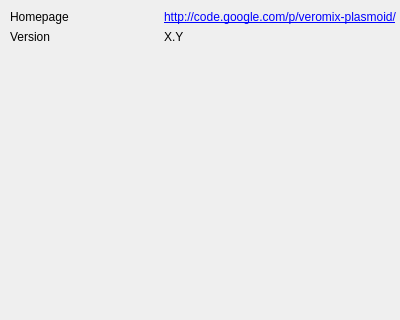
The window that contents/ui/about.ui (LandisTwo/veromix-plasmoid) describes before a commit, drawn with Qt 5.
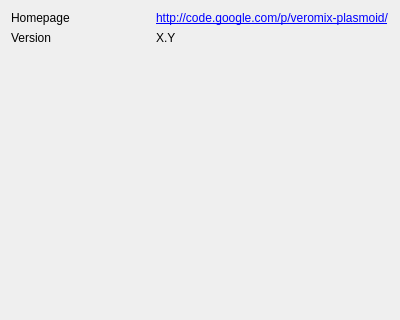
The same window after the commit.

Patch:
```diff
--- a/contents/ui/about.ui
+++ b/contents/ui/about.ui
@@ -19,15 +19,8 @@
   <property name="windowTitle">
    <string>Form</string>
   </property>
-  <widget class="QWidget" name="gridLayoutWidget">
-   <property name="geometry">
-    <rect>
-     <x>10</x>
-     <y>10</y>
-     <width>387</width>
-     <height>231</height>
-    </rect>
-   </property>
+  <layout class="QVBoxLayout" name="verticalLayout">
+   <item>
    <layout class="QGridLayout" name="gridLayout">
     <item row="1" column="0">
      <widget class="QLabel" name="label_2">
@@ -71,7 +64,8 @@
      </widget>
     </item>
    </layout>
-  </widget>
+   </item>
+  </layout>
  </widget>
  <resources/>
  <connections/>
```
